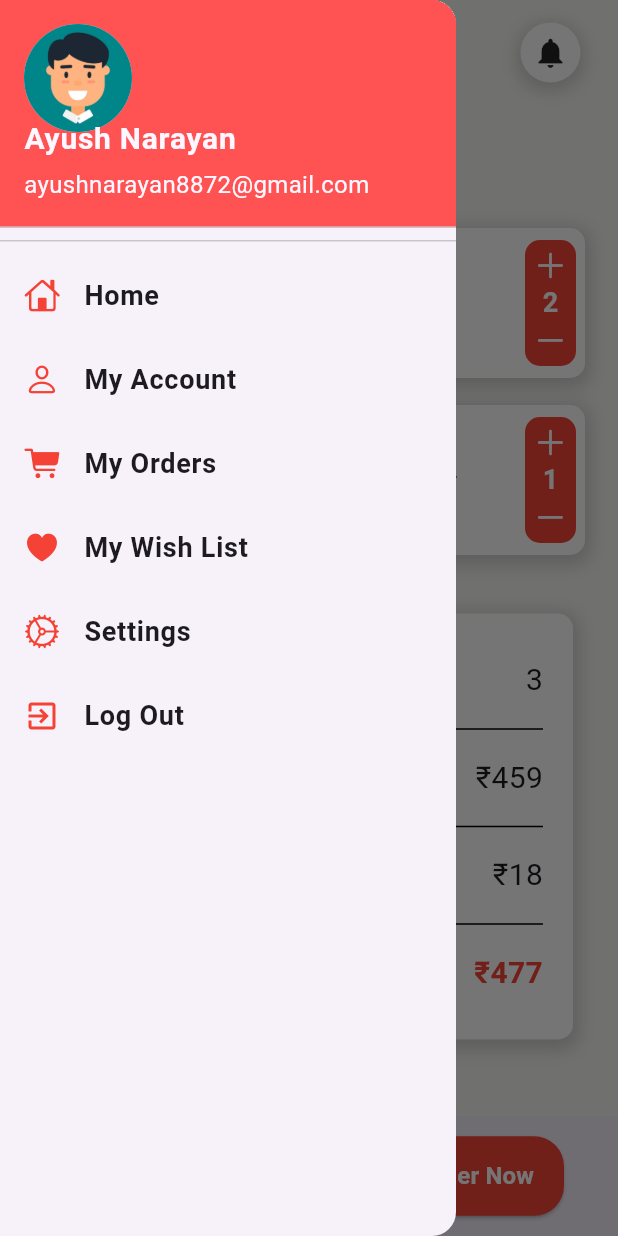
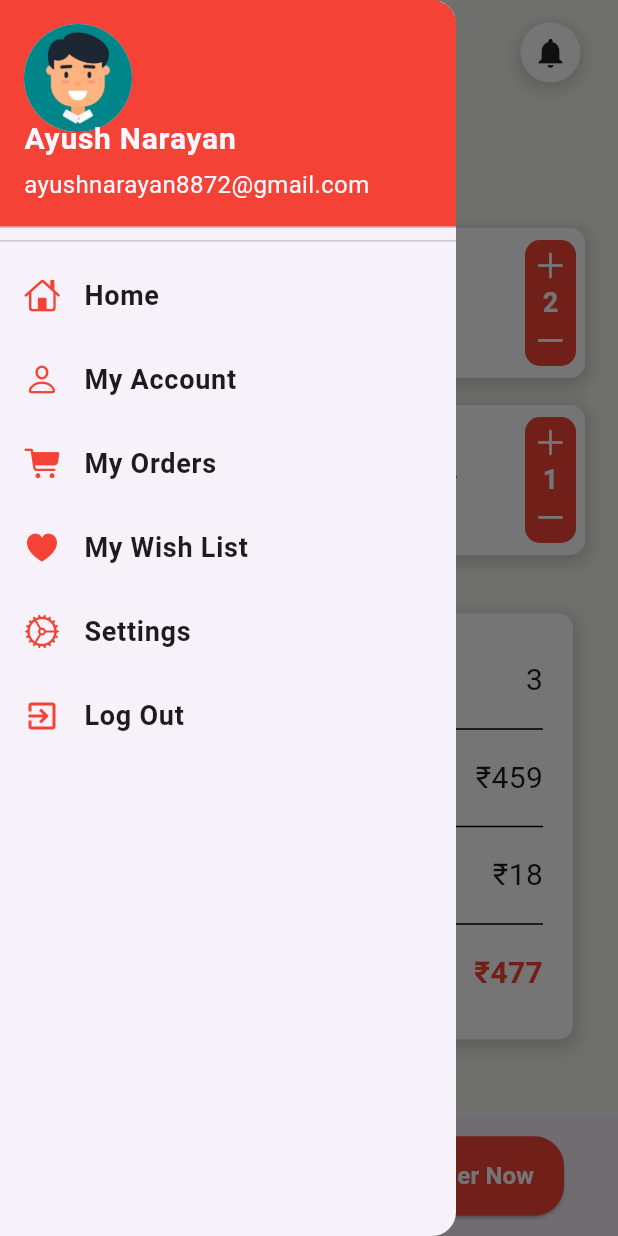
Before and after one commit to AyushNarayan0601/food_app, a Flutter app: the CartPage screen opened by its route, with the side drawer open, on a phone screen of 412 x 824 dp. Run offline on Flutter 3.47's test engine with Material 3 defaults, Android fonts, the phone set to English and light mode, and no system bars; our stand-ins replace flutter_rating_bar; missing offline and left inert: clippy_flutter.

Commit message:
first commit

```diff
--- a/lib/Widgets/DrawerWidget.dart
+++ b/lib/Widgets/DrawerWidget.dart
@@ -11,7 +11,7 @@ class DrawerWidget extends StatelessWidget {
             padding: EdgeInsets.zero,
             child: UserAccountsDrawerHeader(
               decoration: BoxDecoration(
-                color: Colors.redAccent,
+                color: Colors.red,
               ),
               accountName: Text(
                 "Ayush Narayan",
```
